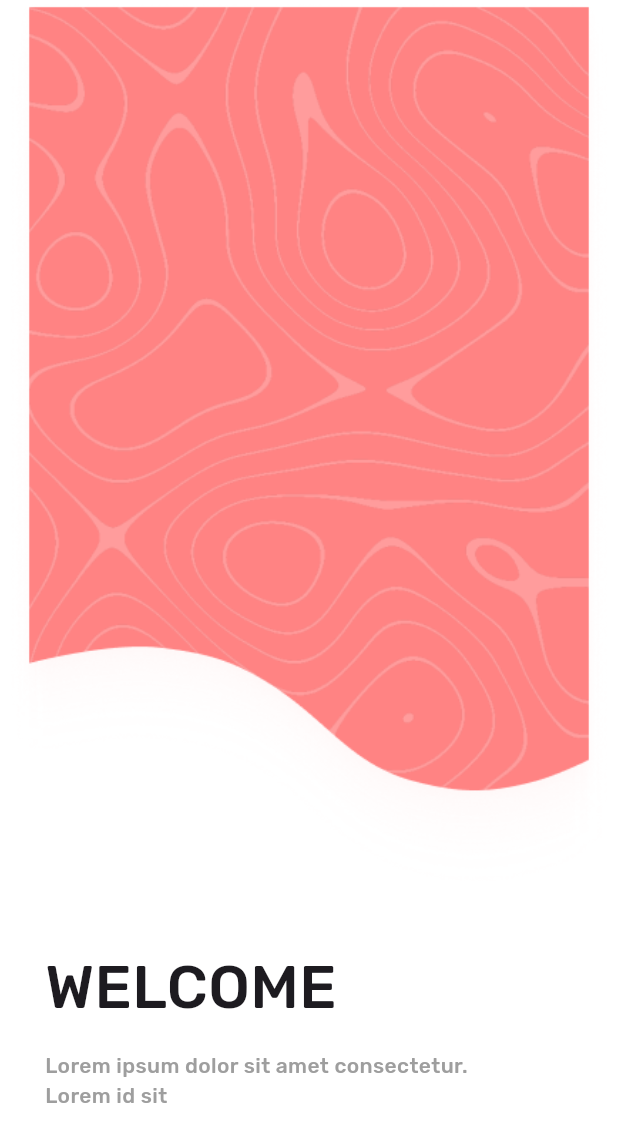
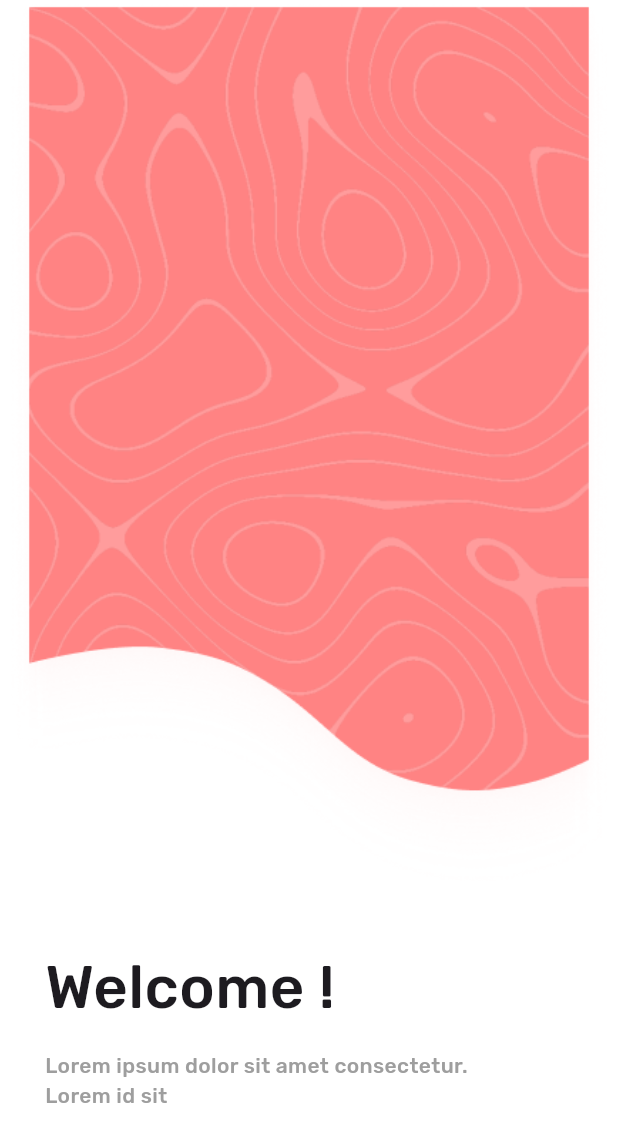
Before and after one commit to BENSAMEH/ITI_flutter_training_final_project, a Flutter app: the screen it shows after launch, on a phone screen of 412 x 824 dp. Shown: the top 1142 px of the screen. Run offline on Flutter 3.47's test engine with Material 3 defaults, Android fonts, the phone set to English and light mode, and no system bars; drawn by our look-alikes of animated_text_kit; our stand-ins replace cloud_firestore, dio, firebase_auth, firebase_core, google_fonts; accounts and stored records are empty.

Commit message:
Updated WelcomeScreen with TyperAnimatedText improvements

```diff
--- a/lib/Screens/welcome_screen.dart
+++ b/lib/Screens/welcome_screen.dart
@@ -1,3 +1,4 @@
+import 'package:animated_text_kit/animated_text_kit.dart';
 import 'package:flutter/material.dart';
 import 'package:google_fonts/google_fonts.dart';
 import 'package:login_ui_firebase_auth/Screens/signin_screen.dart';
@@ -12,7 +13,9 @@ class WelcomeScreen extends StatelessWidget {
       body: SingleChildScrollView(
         child: Column(
           children: [
-            Container(height: 600,width: double.infinity,
+            Container(
+              height: 600,
+              width: double.infinity,
               child: Image.asset(
                 'assets/images/Vector.png',
                 fit: BoxFit.cover,
@@ -28,9 +31,19 @@ class WelcomeScreen extends StatelessWidget {
                   Positioned(
                     top: 30,
                     left: 30,
-                    child: Text(
-                      "welcome".toUpperCase(),
-                      style: GoogleFonts.rubik(fontSize: 40,fontWeight: FontWeight.w500),
+                    child: AnimatedTextKit(
+                      pause: const Duration(milliseconds: 1000),
+                      repeatForever: true,
+                      animatedTexts: [
+                        TyperAnimatedText(
+                          "Welcome !",
+                          speed: const Duration(milliseconds: 300),
+                          textStyle: GoogleFonts.rubik(
+                            fontSize: 40,
+                            fontWeight: FontWeight.w500,
+                          ),
+                        ),
+                      ],
                     ),
                   ),
                   Positioned(
@@ -67,9 +80,15 @@ class WelcomeScreen extends StatelessWidget {
                           height: 3,
                           width: 10,
                         ),
-                        GestureDetector(onTap: () {
-                          Navigator.push(context, MaterialPageRoute(builder: (context) =>SignInScreen() ,));
-                        },
+                        GestureDetector(
+                          onTap: () {
+                            Navigator.push(
+                              context,
+                              MaterialPageRoute(
+                                builder: (context) => SignInScreen(),
+                              ),
+                            );
+                          },
                           child: CircleAvatar(
                             backgroundColor: Colors.red.shade300,
                             child: Icon(
--- a/pubspec.yaml
+++ b/pubspec.yaml
@@ -39,6 +39,7 @@ dependencies:
   firebase_auth: ^6.0.0
   cloud_firestore: ^6.0.0
   dio: ^5.8.0+1
+  animated_text_kit: ^4.2.2
 
 
 dev_dependencies:
```
Also changed, not shown: pubspec.lock.
